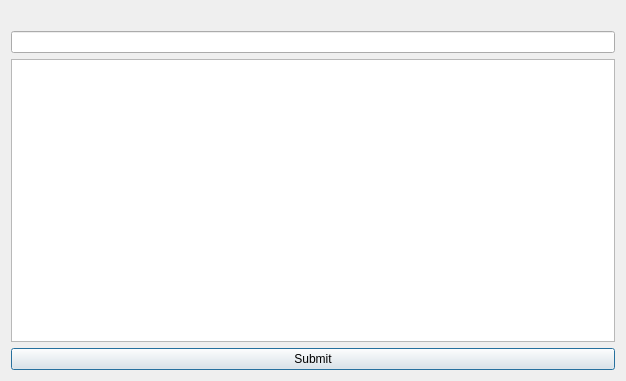
Qt form linewriter.ui (MijersOne/CyberDom-Qt) before a commit.
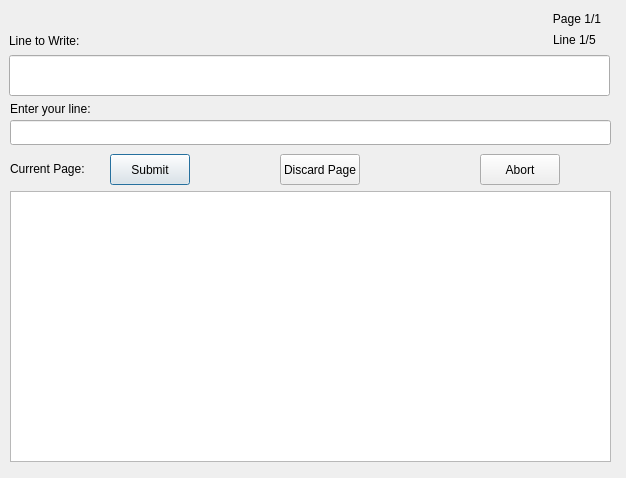
The same form after that commit.

The edit to the form file:
```diff
--- a/linewriter.ui
+++ b/linewriter.ui
@@ -7,34 +7,158 @@
     <x>0</x>
     <y>0</y>
     <width>626</width>
-    <height>381</height>
+    <height>478</height>
    </rect>
   </property>
   <property name="windowTitle">
    <string>Write Lines</string>
   </property>
-  <layout class="QVBoxLayout" name="verticalLayout">
-   <item>
-    <widget class="QLabel" name="label_Line"/>
-   </item>
-   <item>
-    <widget class="QLineEdit" name="line_Input"/>
-   </item>
-   <item>
-    <widget class="QPlainTextEdit" name="text_Submitted">
-     <property name="readOnly">
-      <bool>true</bool>
-     </property>
-    </widget>
-   </item>
-   <item>
-    <widget class="QPushButton" name="btn_Submit">
-     <property name="text">
-      <string>Submit</string>
-     </property>
-    </widget>
-   </item>
-  </layout>
+  <widget class="QLabel" name="label_Line">
+   <property name="geometry">
+    <rect>
+     <x>9</x>
+     <y>32</y>
+     <width>81</width>
+     <height>17</height>
+    </rect>
+   </property>
+   <property name="text">
+    <string>Line to Write:</string>
+   </property>
+  </widget>
+  <widget class="QPlainTextEdit" name="text_Submitted">
+   <property name="geometry">
+    <rect>
+     <x>10</x>
+     <y>191</y>
+     <width>601</width>
+     <height>271</height>
+    </rect>
+   </property>
+   <property name="readOnly">
+    <bool>true</bool>
+   </property>
+  </widget>
+  <widget class="QPushButton" name="btn_Submit">
+   <property name="geometry">
+    <rect>
+     <x>110</x>
+     <y>154</y>
+     <width>80</width>
+     <height>31</height>
+    </rect>
+   </property>
+   <property name="text">
+    <string>Submit</string>
+   </property>
+  </widget>
+  <widget class="QLineEdit" name="line_Input">
+   <property name="geometry">
+    <rect>
+     <x>10</x>
+     <y>120</y>
+     <width>601</width>
+     <height>25</height>
+    </rect>
+   </property>
+   <property name="text">
+    <string/>
+   </property>
+  </widget>
+  <widget class="QLineEdit" name="line_Write">
+   <property name="geometry">
+    <rect>
+     <x>9</x>
+     <y>55</y>
+     <width>601</width>
+     <height>41</height>
+    </rect>
+   </property>
+   <property name="readOnly">
+    <bool>true</bool>
+   </property>
+  </widget>
+  <widget class="QLabel" name="lbl_PageN">
+   <property name="geometry">
+    <rect>
+     <x>540</x>
+     <y>10</y>
+     <width>61</width>
+     <height>17</height>
+    </rect>
+   </property>
+   <property name="text">
+    <string>Page 1/1</string>
+   </property>
+   <property name="alignment">
+    <set>Qt::AlignmentFlag::AlignRight|Qt::AlignmentFlag::AlignTrailing|Qt::AlignmentFlag::AlignVCenter</set>
+   </property>
+  </widget>
+  <widget class="QLabel" name="lbl_LineN">
+   <property name="geometry">
+    <rect>
+     <x>553</x>
+     <y>30</y>
+     <width>61</width>
+     <height>20</height>
+    </rect>
+   </property>
+   <property name="text">
+    <string>Line 1/5</string>
+   </property>
+  </widget>
+  <widget class="QLabel" name="lbl_EnterLine">
+   <property name="geometry">
+    <rect>
+     <x>10</x>
+     <y>100</y>
+     <width>91</width>
+     <height>17</height>
+    </rect>
+   </property>
+   <property name="text">
+    <string>Enter your line:</string>
+   </property>
+  </widget>
+  <widget class="QLabel" name="lbl_CurrentPage">
+   <property name="geometry">
+    <rect>
+     <x>10</x>
+     <y>160</y>
+     <width>91</width>
+     <height>17</height>
+    </rect>
+   </property>
+   <property name="text">
+    <string>Current Page:</string>
+   </property>
+  </widget>
+  <widget class="QPushButton" name="btn_Discard">
+   <property name="geometry">
+    <rect>
+     <x>280</x>
+     <y>154</y>
+     <width>80</width>
+     <height>31</height>
+    </rect>
+   </property>
+   <property name="text">
+    <string>Discard Page</string>
+   </property>
+  </widget>
+  <widget class="QPushButton" name="btn_Abort">
+   <property name="geometry">
+    <rect>
+     <x>480</x>
+     <y>154</y>
+     <width>80</width>
+     <height>31</height>
+    </rect>
+   </property>
+   <property name="text">
+    <string>Abort</string>
+   </property>
+  </widget>
  </widget>
  <resources/>
  <connections/>
```
